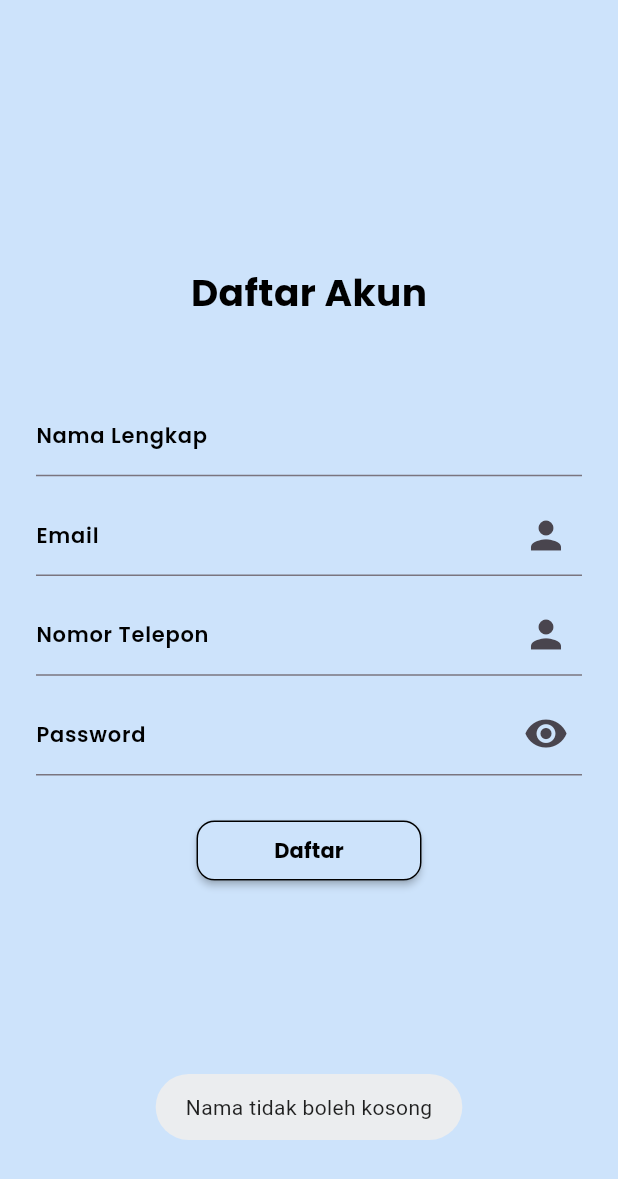
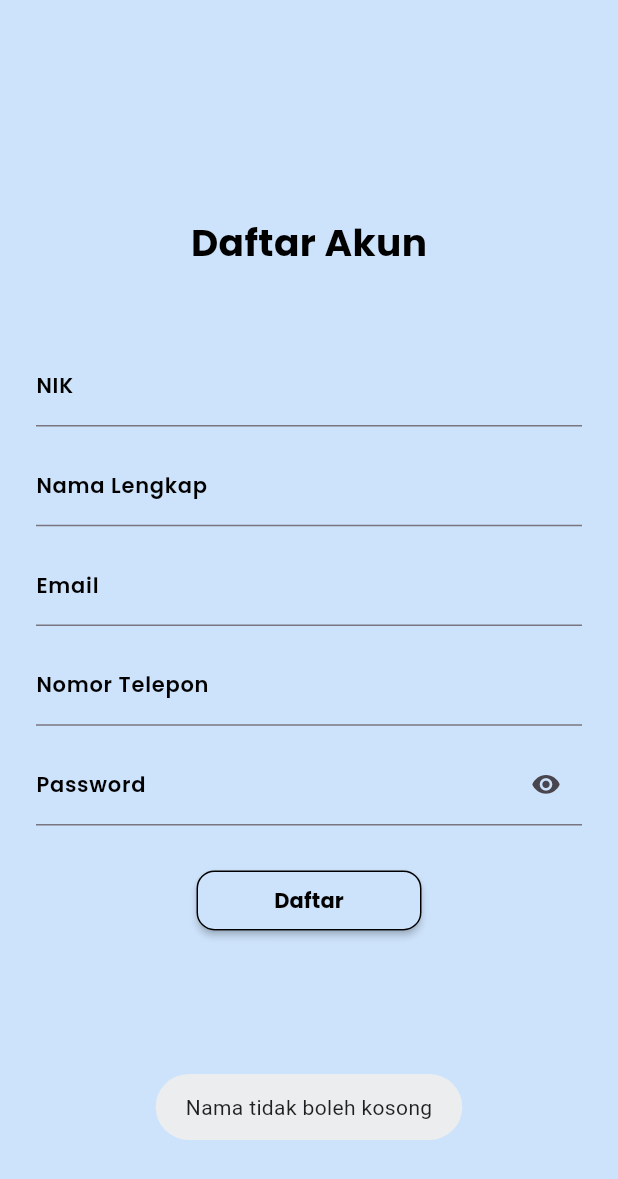
Before and after one commit to Gededito/Sapekderas_User, a Flutter app: the RegisterView screen opened by its route, after a tap on "Daftar", on a phone screen of 412 x 824 dp. Shown: the top 1179 px of the screen. Run offline on Flutter 3.47's test engine with Material 2 defaults, Android fonts, the phone set to English and light mode, and no system bars; our stand-ins replace cloud_firestore, equatable, firebase_core, flutter_bloc, fluttertoast, google_fonts and 2 more; missing offline and left inert: docx_template, spreadsheet_decoder; accounts and stored records are empty.

Commit message:
register (kurang pengecekan)

```diff
--- a/lib/models/services/hive_services.dart
+++ b/lib/models/services/hive_services.dart
@@ -42,7 +42,7 @@ class HiveServices {
   // Get User from local storage.
   UserModel getUser() {
     return _hive.box<UserModel>(_boxUser).get(_keyUser) ??
-        const UserModel(email: "", password: "", id: "");
+        const UserModel(email: "", password: "", id: "", nik: "");
   }
 
   // Store User to local storage.
--- a/lib/models/user_model.dart
+++ b/lib/models/user_model.dart
@@ -24,12 +24,16 @@ class UserModel extends Equatable {
   final String phone;
 
   @HiveField(5)
+  final String nik;
+
+  @HiveField(6)
   final String type;
 
   const UserModel({
     required this.email,
     required this.password,
     required this.id,
+    this.nik = '',
     this.phone = '',
     this.type = "user",
     this.name = "",
@@ -41,7 +45,7 @@ class UserModel extends Equatable {
   Map<String, dynamic> toJson() => _$UserModelToJson(this);
 
   @override
-  List<Object?> get props => [email, password, id, name];
+  List<Object?> get props => [email, password, id, name, nik];
 
   UserModel copyWith({
     String? email,
@@ -50,6 +54,7 @@ class UserModel extends Equatable {
     String? name,
     String? phone,
     String? type,
+    String? nik,
   }) {
     return UserModel(
       email: email ?? this.email,
@@ -57,6 +62,7 @@ class UserModel extends Equatable {
       id: id ?? this.id,
       name: name ?? this.name,
       phone: phone ?? this.phone,
+      nik: nik ?? this.nik,
       type: type ?? this.type,
     );
   }
--- a/lib/view/register/register_view.dart
+++ b/lib/view/register/register_view.dart
@@ -1,5 +1,6 @@
 import 'package:flutter/foundation.dart';
 import 'package:flutter/material.dart';
+import 'package:flutter/services.dart';
 import 'package:flutter_bloc/flutter_bloc.dart';
 import 'package:fluttertoast/fluttertoast.dart';
 import 'package:sapekderas/models/user_model.dart';
@@ -17,6 +18,7 @@ class RegisterView extends StatefulWidget {
 }
 
 class _RegisterViewState extends State<RegisterView> {
+  late TextEditingController nikController;
   late TextEditingController emailController;
   late TextEditingController passwordController;
   late TextEditingController nameController;
@@ -26,13 +28,19 @@ class _RegisterViewState extends State<RegisterView> {
   @override
   void initState() {
     super.initState();
-    emailController =
-        TextEditingController(text: kDebugMode ? "user1@gmail.com" : "");
-    passwordController =
-        TextEditingController(text: kDebugMode ? "12345678" : "");
-    phoneNumberController =
-        TextEditingController(text: kDebugMode ? "08888888888" : "");
-    nameController = TextEditingController(text: kDebugMode ? "Joe" : "");
+    // emailController =
+    //     TextEditingController(text: kDebugMode ? "user1@gmail.com" : "");
+    // passwordController =
+    //     TextEditingController(text: kDebugMode ? "12345678" : "");
+    // phoneNumberController =
+    //     TextEditingController(text: kDebugMode ? "08888888888" : "");
+    // nameController = TextEditingController(text: kDebugMode ? "Joe" : "");
+
+    nikController = TextEditingController();
+    emailController = TextEditingController();
+    passwordController = TextEditingController();
+    phoneNumberController = TextEditingController();
+    nameController = TextEditingController();
   }
 
   @override
@@ -60,7 +68,38 @@ class _RegisterViewState extends State<RegisterView> {
                 ),
               ),
               const SizedBox(height: 50),
-              TextField(
+
+              /// Bagian NIK belum bisa dimasukan ke Database
+              TextFormField(
+                controller: nikController,
+                keyboardType: TextInputType.number,
+                textInputAction: TextInputAction.next,
+                inputFormatters: <TextInputFormatter>[
+                  FilteringTextInputFormatter.digitsOnly,
+                  LengthLimitingTextInputFormatter(16),
+                ],
+                decoration: InputDecoration(
+                  labelText: 'NIK',
+                  labelStyle: FontsUtils.poppins(
+                    fontSize: 14, fontWeight: FontWeight.w600
+                  ),
+                ),
+                onFieldSubmitted: (value) {
+                  setState(() {
+
+                    if (nikController.text.length != 16) {
+                      Fluttertoast.showToast(
+                          msg: "NIK harus 16 angka", backgroundColor: Colors.red);
+
+                      return;
+                    }
+                  });
+                },
+              ),
+
+
+              const SizedBox(height: 12),
+              TextFormField(
                 controller: nameController,
                 textInputAction: TextInputAction.next,
                 decoration: InputDecoration(
@@ -70,7 +109,7 @@ class _RegisterViewState extends State<RegisterView> {
                 ),
               ),
               const SizedBox(height: 12),
-              TextField(
+              TextFormField(
                 controller: emailController,
                 // keyboardType: ,
                 textInputAction: TextInputAction.next,
@@ -78,13 +117,10 @@ class _RegisterViewState extends State<RegisterView> {
                     labelText: 'Email',
                     labelStyle: FontsUtils.poppins(
                         fontSize: 14, fontWeight: FontWeight.w600),
-                    suffixIcon: const Icon(
-                      Icons.person,
-                      size: 30,
-                    )),
+                ),
               ),
               const SizedBox(height: 12),
-              TextField(
+              TextFormField(
                 controller: phoneNumberController,
                 keyboardType: TextInputType.phone,
                 textInputAction: TextInputAction.next,
@@ -92,13 +128,11 @@ class _RegisterViewState extends State<RegisterView> {
                     labelText: 'Nomor Telepon',
                     labelStyle: FontsUtils.poppins(
                         fontSize: 14, fontWeight: FontWeight.w600),
-                    suffixIcon: const Icon(
-                      Icons.person,
-                      size: 30,
-                    )),
+                ),
               ),
               const SizedBox(height: 12),
-              TextField(
+
+              TextFormField(
                 controller: passwordController,
                 textInputAction: TextInputAction.done,
                 obscureText: isHide,
@@ -116,12 +150,11 @@ class _RegisterViewState extends State<RegisterView> {
                         ? const Icon(
                             Icons.visibility_rounded,
                             // color: Colors.white,
-                            size: 30,
+                            size: 20,
                           )
                         : const Icon(
                             Icons.visibility_off_rounded,
-                            size: 30,
-
+                            size: 20,
                             // color: Colors.white,
                           ),
                   ),
@@ -177,9 +210,13 @@ class _RegisterViewState extends State<RegisterView> {
                           Fluttertoast.showToast(
                             msg: "Nomor Telepon tidak boleh kosong",
                           );
-                        } else if (passwordController.text == "") {
+                        } else if (passwordController.text.length >= 8) {
                           Fluttertoast.showToast(
                             msg: "Password tidak boleh kosong",
+                          );
+                        } else if (nikController.text == "") {
+                          Fluttertoast.showToast(
+                            msg: "NIK tidak boleh kosong dan harus 16 angka",
                           );
                         } else {
                           context.read<AuthCubit>().registerEvent(UserModel(
@@ -187,6 +224,7 @@ class _RegisterViewState extends State<RegisterView> {
                                 name: nameController.text,
                                 phone: phoneNumberController.text,
                                 password: passwordController.text,
+                                nik: nikController.text,
                                 id: const Uuid().v4(),
                               ));
                           // context.read<LoginCubit>().addAdmin();
```
Also changed, not shown: lib/models/user_model.g.dart.
